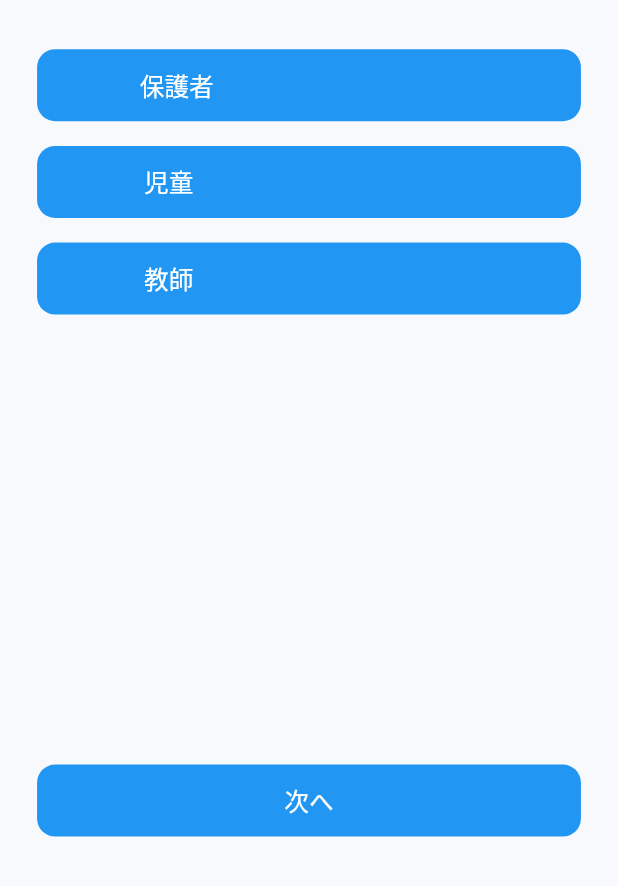
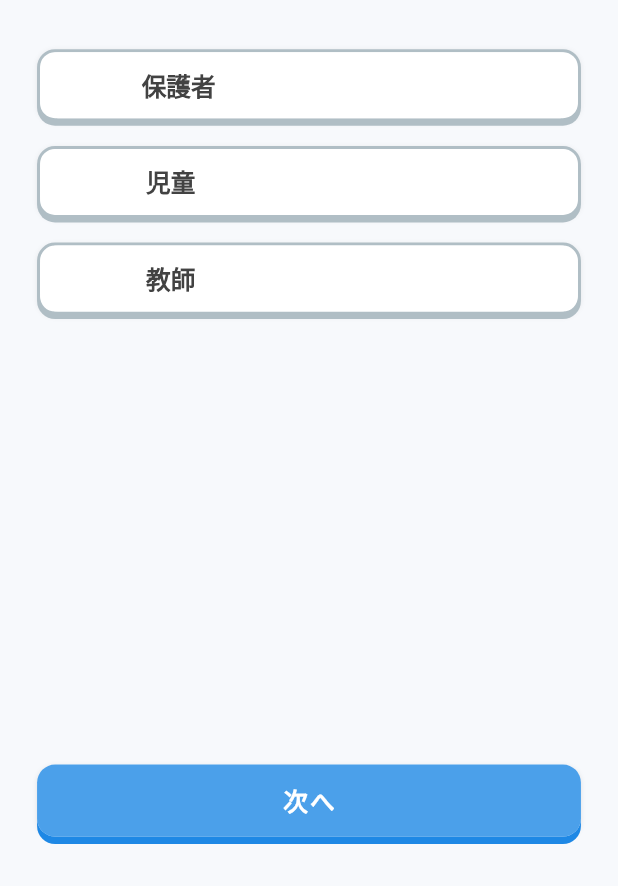
Before and after one commit to nomatake/KiokuNaviApp, a Flutter app: the TutorialThreeView screen opened by its route, on a phone screen of 412 x 824 dp, the part 350-1236 px from its top. Run offline on Flutter 3.47's test engine with Material 3 defaults, Android fonts, the phone set to English and light mode, and no system bars; our stand-ins replace animated_custom_dropdown, calendar_date_picker2, form_builder_validators, get, getwidget; Roboto replaces fonts that are missing (Hiragino Sans).

Commit message:
Refactor TutorialThreeView to utilize CustomButton variants for improved UI consistency. Update app routes to include ChildHomeView for enhanced navigation.

```diff
--- a/lib/app/modules/tutorial/views/tutorial_three_view.dart
+++ b/lib/app/modules/tutorial/views/tutorial_three_view.dart
@@ -48,34 +48,31 @@ class TutorialThreeView extends StatelessWidget {
                 ],
               ),
               SizedBox(height: k4Double.hp),
-              CustomButton(
+              CustomButton.secondary(
                 buttonText: '保護者',
                 textAlignment: ButtonTextAlignment.centerLeft,
                 onPressed: () {
                   // TODO: Handle selection
                 },
-                variant: ButtonVariant.secondary,
               ),
               SizedBox(height: k2Double.hp),
-              CustomButton(
+              CustomButton.secondary(
                 buttonText: '児童',
                 textAlignment: ButtonTextAlignment.centerLeft,
                 onPressed: () {
                   // TODO: Handle selection
                 },
-                variant: ButtonVariant.secondary,
               ),
               SizedBox(height: k2Double.hp),
-              CustomButton(
+              CustomButton.secondary(
                 buttonText: '教師',
                 textAlignment: ButtonTextAlignment.centerLeft,
                 onPressed: () {
                   // TODO: Handle selection
                 },
-                variant: ButtonVariant.secondary,
               ),
               const Spacer(),
-              CustomButton(
+              CustomButton.primary(
                 buttonText: '次へ',
                 onPressed: () {
                   // TODO: Handle selection
--- a/lib/app/routes/app_pages.dart
+++ b/lib/app/routes/app_pages.dart
@@ -11,9 +11,9 @@ import '../modules/home/views/home_view.dart';
 import '../modules/tutorial/bindings/tutorial_binding.dart';
 import '../modules/tutorial/views/tutorial_three_view.dart';
 import '../modules/tutorial/views/tutorial_two_view.dart';
-import '../modules/tutorial/views/tutorial_view.dart';
 import '../modules/home/bindings/child_home_binding.dart';
 import '../modules/home/views/child_home_view.dart';
+import '../modules/tutorial/views/tutorial_view.dart';
 
 part 'app_routes.dart';
 
@@ -64,6 +64,11 @@ class AppPages {
       binding: TutorialBinding(),
     ),
     GetPage(
+      name: _Paths.CHILD_HOME,
+      page: () => const ChildHomeView(),
+      binding: ChildHomeBinding(),
+    ),
+    GetPage(
       name: _Paths.TUTORIAL_THREE,
       page: () => const TutorialThreeView(),
       binding: TutorialBinding(),
--- a/lib/app/routes/app_routes.dart
+++ b/lib/app/routes/app_routes.dart
@@ -12,7 +12,6 @@ abstract class Routes {
   static const FORGOT_PASSWORD = _Paths.FORGOT_PASSWORD;
   static const TUTORIAL = _Paths.TUTORIAL;
   static const TUTORIAL_TWO = _Paths.TUTORIAL_TWO;
-  static const CHILD_HOME = _Paths.CHILD_HOME;
   static const TUTORIAL_THREE = _Paths.TUTORIAL_THREE;
 }
 
@@ -27,5 +26,6 @@ abstract class _Paths {
   static const FORGOT_PASSWORD = '/auth/forgot-password';
   static const TUTORIAL = '/tutorial';
   static const TUTORIAL_TWO = '/tutorial/two';
+  static const CHILD_HOME = '/home/child';
   static const TUTORIAL_THREE = '/tutorial/three';
 }
```
